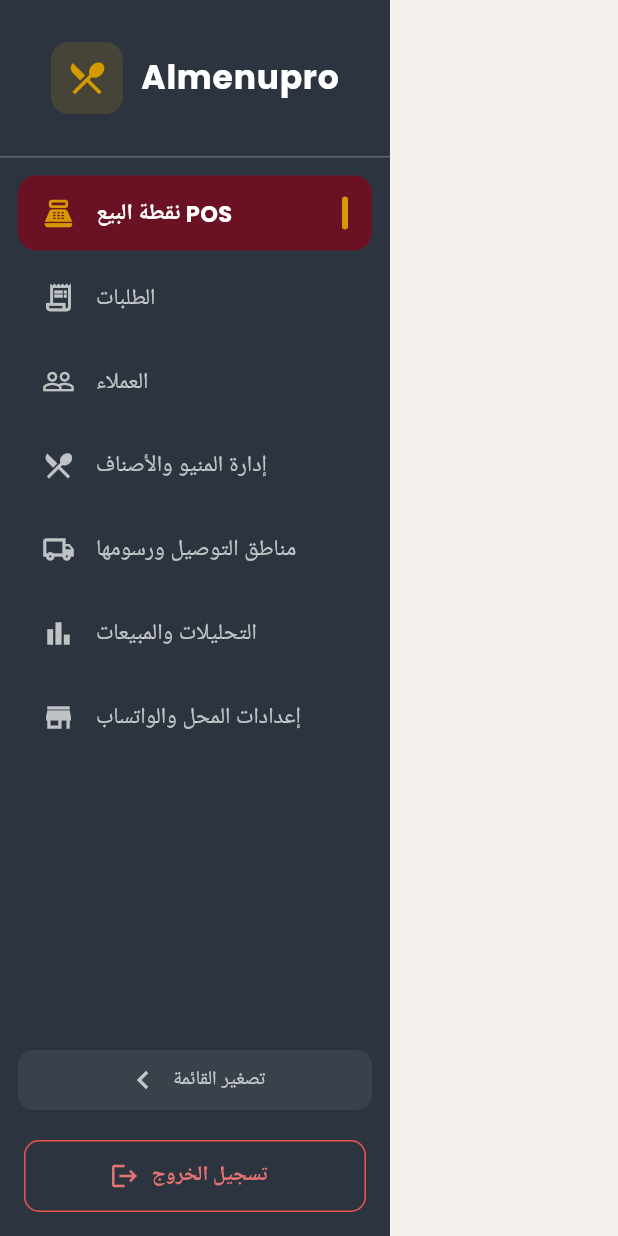
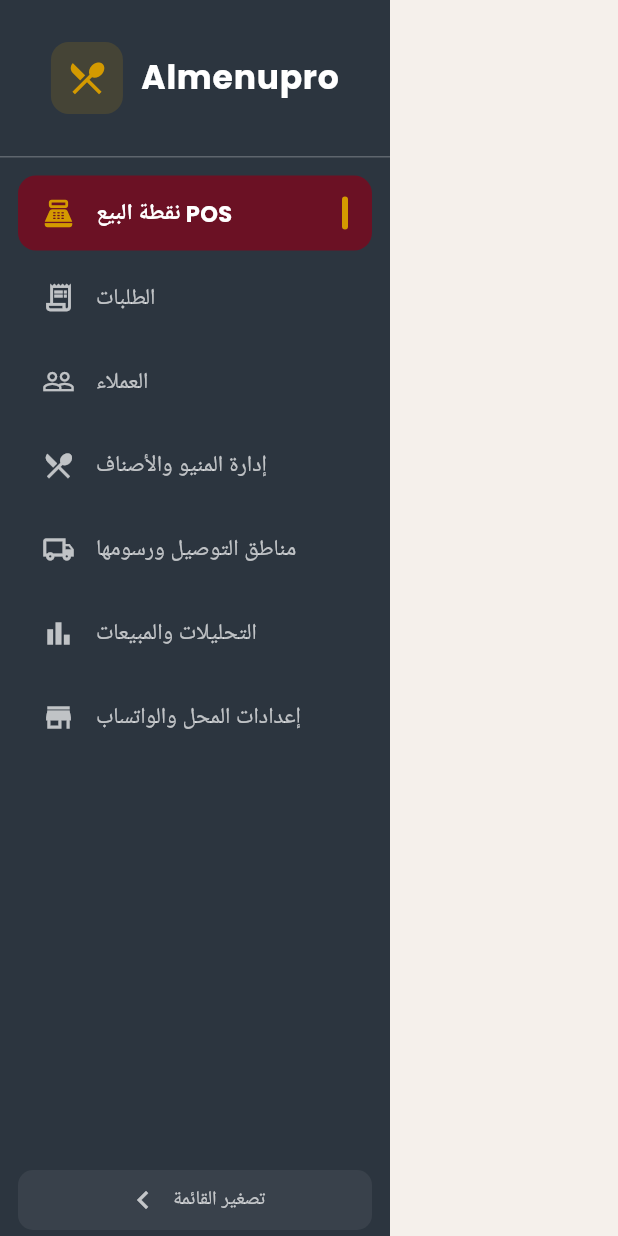
Before and after one commit to ahmedmohmed12/almenupro-backend, a Flutter app: the AdminSidebar widget shown alone on an empty page, opened directly with empty values, on a phone screen of 412 x 824 dp. Run offline on Flutter 3.47's test engine with Material 3 defaults, Android fonts, the phone set to English and light mode, and no system bars; our stand-ins replace cloud_firestore, cloud_functions, firebase_core, google_fonts, shared_preferences; missing offline and left inert: dart:html; accounts and stored records are empty; network calls fail.

Commit message:
refactor: move admin logout into profile dropdown menu (v1.17.5)
Co-authored-by: Cursor <cursoragent@cursor.com>

```diff
--- a/lib/screens/admin_dashboard.dart
+++ b/lib/screens/admin_dashboard.dart
@@ -873,7 +873,6 @@ class _AdminDashboardState extends State<AdminDashboard> {
             Navigator.of(context).maybePop();
           }
         },
-        onLogout: _logout,
         width: inDrawer ? 280 : AdminSidebar.expandedWidth,
         enableCollapse: !inDrawer,
       );
@@ -943,6 +942,7 @@ class _AdminDashboardState extends State<AdminDashboard> {
         showOrderNotifications: false,
         restaurantLabel: _restaurantLabel,
         onMenuTap: onMenuTap,
+        onLogout: _logout,
       );
     }
 
@@ -955,6 +955,7 @@ class _AdminDashboardState extends State<AdminDashboard> {
           restaurantLabel: _restaurantLabel,
           pendingOrdersCount: pendingCount,
           onMenuTap: onMenuTap,
+          onLogout: _logout,
           onNotificationsTap: () {
             setState(() => _selectedIndex = AdminSidebar.ordersIndex);
             _ordersPanelKey.currentState?.selectNewOrdersTab();
--- a/lib/widgets/admin/admin_sidebar.dart
+++ b/lib/widgets/admin/admin_sidebar.dart
@@ -18,7 +18,6 @@ class AdminSidebar extends StatefulWidget {
     this.items = defaultItems,
     required this.selectedIndex,
     required this.onItemSelected,
-    required this.onLogout,
     this.width = expandedWidth,
     this.enableCollapse = true,
   });
@@ -104,7 +103,6 @@ class AdminSidebar extends StatefulWidget {
   final List<AdminSidebarItem> items;
   final int selectedIndex;
   final ValueChanged<int> onItemSelected;
-  final VoidCallback onLogout;
   final double width;
   final bool enableCollapse;
 
@@ -183,7 +181,6 @@ class _AdminSidebarState extends State<AdminSidebar> {
             const SizedBox(height: 12),
             Expanded(child: _buildNavList()),
             if (widget.enableCollapse) _buildCollapseToggle(),
-            _buildLogoutButton(),
           ],
         ),
       ),
@@ -375,44 +372,4 @@ class _AdminSidebarState extends State<AdminSidebar> {
       ),
     );
   }
-
-  Widget _buildLogoutButton() {
-    return Padding(
-      padding: EdgeInsets.all(_isCollapsed ? 10 : 16),
-      child: _isCollapsed
-          ? Tooltip(
-              message: 'تسجيل الخروج',
-              child: IconButton(
-                style: IconButton.styleFrom(
-                  foregroundColor: Colors.red.shade300,
-                  side: BorderSide(color: Colors.red.shade400),
-                  shape: RoundedRectangleBorder(
-                    borderRadius: BorderRadius.circular(10),
-                  ),
-                ),
-                onPressed: widget.onLogout,
-                icon: const Icon(Icons.logout, size: 22),
-              ),
-            )
-          : SizedBox(
-              width: double.infinity,
-              height: 48,
-              child: OutlinedButton.icon(
-                style: OutlinedButton.styleFrom(
-                  foregroundColor: Colors.red.shade300,
-                  side: BorderSide(color: Colors.red.shade400),
-                  shape: RoundedRectangleBorder(
-                    borderRadius: BorderRadius.circular(10),
-                  ),
-                ),
-                onPressed: widget.onLogout,
-                icon: const Icon(Icons.logout, size: 20),
-                label: const Text(
-                  'تسجيل الخروج',
-                  style: TextStyle(fontWeight: FontWeight.bold),
-                ),
-              ),
-            ),
-    );
-  }
 }
```
Also changed, not shown: lib/widgets/admin/admin_top_header.dart (+38 -2 lines), 1 other file.
